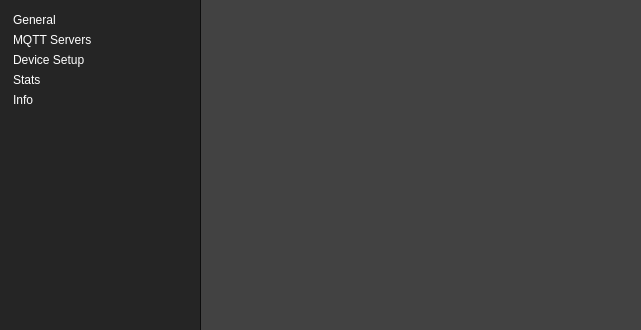
Old version of the form src/gui/deviceoptionswidget.ui in the repository tom-23/TasmoManager.
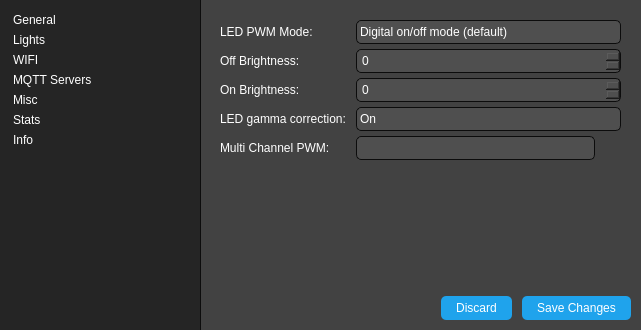
New version of the form. Icons and pictures are not drawn.

Commit message: Started work on implementing device options dialog

Diff of the .ui file:
```diff
--- a/src/gui/deviceoptionswidget.ui
+++ b/src/gui/deviceoptionswidget.ui
@@ -135,6 +135,24 @@
         <normaloff>:/24/assets/24_gear_square.svg</normaloff>:/24/assets/24_gear_square.svg</iconset>
       </property>
      </item>
+     <item>
+      <property name="text">
+       <string>Lights</string>
+      </property>
+      <property name="icon">
+       <iconset resource="../../resources/resources.qrc">
+        <normaloff>:/24/assets/24_lighting_square.svg</normaloff>:/24/assets/24_lighting_square.svg</iconset>
+      </property>
+     </item>
+     <item>
+      <property name="text">
+       <string>WIFI</string>
+      </property>
+      <property name="icon">
+       <iconset resource="../../resources/resources.qrc">
+        <normaloff>:/24/assets/24_wifi_square.svg</normaloff>:/24/assets/24_wifi_square.svg</iconset>
+      </property>
+     </item>
      <item>
       <property name="text">
        <string>MQTT Servers</string>
@@ -146,7 +164,7 @@
      </item>
      <item>
       <property name="text">
-       <string>Device Setup</string>
+       <string>Misc</string>
       </property>
       <property name="icon">
        <iconset resource="../../resources/resources.qrc">
@@ -189,10 +207,230 @@
       </property>
       <item>
        <widget class="QStackedWidget" name="stackedWidget">
-        <widget class="QWidget" name="page"/>
-        <widget class="QWidget" name="page_2"/>
+        <property name="currentIndex">
+         <number>1</number>
+        </property>
+        <widget class="QWidget" name="generalPage"/>
+        <widget class="QWidget" name="lightsPage">
+         <layout class="QFormLayout" name="formLayout">
+          <property name="fieldGrowthPolicy">
+           <enum>QFormLayout::ExpandingFieldsGrow</enum>
+          </property>
+          <property name="horizontalSpacing">
+           <number>10</number>
+          </property>
+          <property name="verticalSpacing">
+           <number>5</number>
+          </property>
+          <property name="leftMargin">
+           <number>10</number>
+          </property>
+          <property name="topMargin">
+           <number>10</number>
+          </property>
+          <property name="rightMargin">
+           <number>10</number>
+          </property>
+          <property name="bottomMargin">
+           <number>10</number>
+          </property>
+          <item row="0" column="0">
+           <widget class="QLabel" name="label">
+            <property name="text">
+             <string>LED PWM Mode:</string>
+            </property>
+           </widget>
+          </item>
+          <item row="0" column="1">
+           <widget class="QComboBox" name="comboBox">
+            <property name="sizePolicy">
+             <sizepolicy hsizetype="Expanding" vsizetype="Fixed">
+              <horstretch>0</horstretch>
+              <verstretch>0</verstretch>
+             </sizepolicy>
+            </property>
+            <property name="currentIndex">
+             <number>0</number>
+            </property>
+            <item>
+             <property name="text">
+              <string>Digital on/off mode (default)</string>
+             </property>
+            </item>
+            <item>
+             <property name="text">
+              <string>PWM mode</string>
+             </property>
+            </item>
+            <item>
+             <property name="text">
+              <string>Toggle between modes</string>
+             </property>
+            </item>
+           </widget>
+          </item>
+          <item row="1" column="0">
+           <widget class="QLabel" name="label_2">
+            <property name="text">
+             <string>Off Brightness:</string>
+            </property>
+           </widget>
+          </item>
+          <item row="1" column="1">
+           <widget class="QSpinBox" name="spinBox">
+            <property name="sizePolicy">
+             <sizepolicy hsizetype="MinimumExpanding" vsizetype="Fixed">
+              <horstretch>0</horstretch>
+              <verstretch>0</verstretch>
+             </sizepolicy>
+            </property>
+           </widget>
+          </item>
+          <item row="2" column="0">
+           <widget class="QLabel" name="label_3">
+            <property name="text">
+             <string>On Brightness:</string>
+            </property>
+           </widget>
+          </item>
+          <item row="2" column="1">
+           <widget class="QSpinBox" name="spinBox_2">
+            <property name="sizePolicy">
+             <sizepolicy hsizetype="Expanding" vsizetype="Fixed">
+              <horstretch>0</horstretch>
+              <verstretch>0</verstretch>
+             </sizepolicy>
+            </property>
+           </widget>
+          </item>
+          <item row="3" column="0">
+           <widget class="QLabel" name="label_4">
+            <property name="text">
+             <string>LED gamma correction:</string>
+            </property>
+           </widget>
+          </item>
+          <item row="3" column="1">
+           <widget class="QComboBox" name="comboBox_2">
+            <property name="sizePolicy">
+             <sizepolicy hsizetype="Expanding" vsizetype="Fixed">
+              <horstretch>0</horstretch>
+              <verstretch>0</verstretch>
+             </sizepolicy>
+            </property>
+            <property name="currentIndex">
+             <number>0</number>
+            </property>
+            <item>
+             <property name="text">
+              <string>On</string>
+             </property>
+            </item>
+            <item>
+             <property name="text">
+              <string>Off</string>
+             </property>
+            </item>
+           </widget>
+          </item>
+          <item row="4" column="0">
+           <widget class="QLabel" name="label_5">
+            <property name="text">
+             <string>Multi Channel PWM:</string>
+            </property>
+           </widget>
+          </item>
+          <item row="4" column="1">
+           <layout class="QHBoxLayout" name="horizontalLayout_5">
+            <property name="spacing">
+             <number>10</number>
+            </property>
+            <property name="leftMargin">
+             <number>0</number>
+            </property>
+            <item>
+             <widget class="QComboBox" name="comboBox_3">
+              <property name="sizePolicy">
+               <sizepolicy hsizetype="Expanding" vsizetype="Fixed">
+                <horstretch>0</horstretch>
+                <verstretch>0</verstretch>
+               </sizepolicy>
+              </property>
+             </widget>
+            </item>
+            <item>
+             <widget class="QWidget" name="widget" native="true">
+              <property name="minimumSize">
+               <size>
+                <width>16</width>
+                <height>16</height>
+               </size>
+              </property>
+              <property name="maximumSize">
+               <size>
+                <width>16</width>
+                <height>16</height>
+               </size>
+              </property>
+              <property name="toolTip">
+               <string>Changing this option will result in restarting the device</string>
+              </property>
+              <property name="toolTipDuration">
+               <number>5000</number>
+              </property>
+              <property name="styleSheet">
+               <string notr="true">image: url(:/32/assets/32_refresh.svg);</string>
+              </property>
+             </widget>
+            </item>
+           </layout>
+          </item>
+         </layout>
+        </widget>
+        <widget class="QWidget" name="wifiPage"/>
+        <widget class="QWidget" name="mqttPage"/>
+        <widget class="QWidget" name="miscPage"/>
+        <widget class="QWidget" name="statsPage"/>
+        <widget class="QWidget" name="infoPage"/>
        </widget>
       </item>
+      <item>
+       <layout class="QHBoxLayout" name="horizontalLayout_2">
+        <property name="spacing">
+         <number>10</number>
+        </property>
+        <property name="topMargin">
+         <number>0</number>
+        </property>
+        <item>
+         <spacer name="horizontalSpacer">
+          <property name="orientation">
+           <enum>Qt::Horizontal</enum>
+          </property>
+          <property name="sizeHint" stdset="0">
+           <size>
+            <width>40</width>
+            <height>20</height>
+           </size>
+          </property>
+         </spacer>
+        </item>
+        <item>
+         <widget class="QPushButton" name="pushButton">
+          <property name="text">
+           <string>Discard</string>
+          </property>
+         </widget>
+        </item>
+        <item>
+         <widget class="QPushButton" name="saveChangesButton">
+          <property name="text">
+           <string>Save Changes</string>
+          </property>
+         </widget>
+        </item>
+       </layout>
+      </item>
      </layout>
     </widget>
    </item>
```
Left out of the diff: 6 changed lines with no effect on the pictures. The commit also changes 15 other files.
